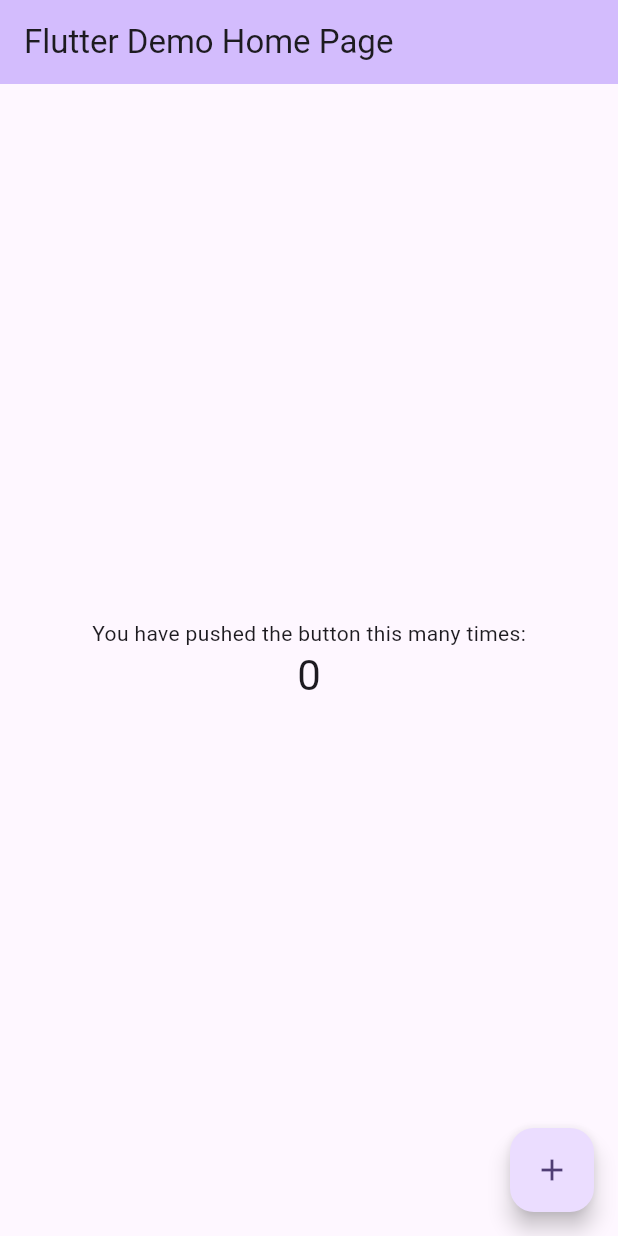
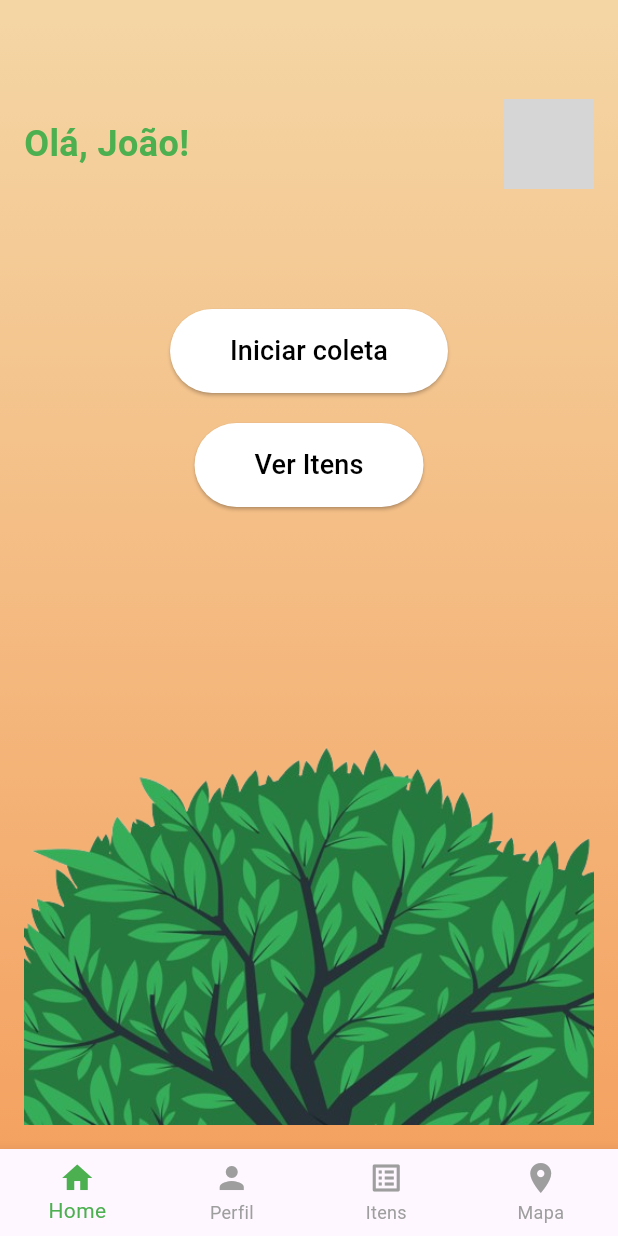
Before and after one commit to Epic-s-Projects/Recolhe.ai, a Flutter app: the screen it shows after launch, on a phone screen of 412 x 824 dp. Run offline on Flutter 3.47's test engine with Material 3 defaults, Android fonts, the phone set to English and light mode, and no system bars; our stand-ins replace cloud_firestore, firebase_auth, firebase_core, quickalert; accounts and stored records are empty; grey boxes are pictures that could not be loaded.

Commit message:
pagina inicial do administrador

```diff
--- /dev/null
+++ b/administrador/lib/home_adm_page.dart
@@ -0,0 +1,123 @@
+import 'package:flutter/material.dart';
+
+class HomeAdmPage extends StatelessWidget {
+  @override
+  Widget build(BuildContext context) {
+    return Scaffold(
+      bottomNavigationBar: BottomNavigationBar(
+        items: const [
+          BottomNavigationBarItem(
+            icon: Icon(Icons.home),
+            label: 'Home',
+          ),
+          BottomNavigationBarItem(
+            icon: Icon(Icons.person),
+            label: 'Perfil',
+          ),
+          BottomNavigationBarItem(
+            icon: Icon(Icons.list_alt),
+            label: 'Itens',
+          ),
+          BottomNavigationBarItem(
+            icon: Icon(Icons.location_on),
+            label: 'Mapa',
+          ),
+        ],
+        type: BottomNavigationBarType.fixed,
+        selectedItemColor: Colors.green,
+        unselectedItemColor: Colors.grey,
+      ),
+      body: Container(
+        decoration: const BoxDecoration(
+          gradient: LinearGradient(
+            colors: [Color(0xFFF4D6A5), Color(0xFFF4A261)],
+            begin: Alignment.topCenter,
+            end: Alignment.bottomCenter,
+          ),
+        ),
+        child: Padding(
+          padding: const EdgeInsets.all(16.0),
+          child: Column(
+            crossAxisAlignment: CrossAxisAlignment.start,
+            children: [
+              const SizedBox(height: 50),
+              Row(
+                mainAxisAlignment: MainAxisAlignment.spaceBetween,
+                children: [
+                  const Text(
+                    'Olá, João!',
+                    style: TextStyle(
+                      fontSize: 24,
+                      fontWeight: FontWeight.bold,
+                      color: Colors.green,
+                    ),
+                  ),
+                  CircleAvatar(
+                    radius: 30,
+                    backgroundImage: AssetImage('assets/avatar.png'), // Substitua pelo caminho do avatar
+                  ),
+                ],
+              ),
+              const SizedBox(height: 80),
+              Center(
+                child: Column(
+                  children: [
+                    ElevatedButton(
+                      onPressed: () {
+                        // Ação ao iniciar coleta
+                      },
+                      style: ElevatedButton.styleFrom(
+                        backgroundColor: Colors.white,
+                        foregroundColor: Colors.black,
+                        padding: const EdgeInsets.symmetric(
+                          horizontal: 40,
+                          vertical: 15,
+                        ),
+                        shape: RoundedRectangleBorder(
+                          borderRadius: BorderRadius.circular(30),
+                        ),
+                      ),
+                      child: const Text(
+                        'Iniciar coleta',
+                        style: TextStyle(fontSize: 18),
+                      ),
+                    ),
+                    const SizedBox(height: 20),
+                    ElevatedButton(
+                      onPressed: () {
+                        // Ação ao ver itens
+                      },
+                      style: ElevatedButton.styleFrom(
+                        backgroundColor: Colors.white,
+                        foregroundColor: Colors.black,
+                        padding: const EdgeInsets.symmetric(
+                          horizontal: 40,
+                          vertical: 15,
+                        ),
+                        shape: RoundedRectangleBorder(
+                          borderRadius: BorderRadius.circular(30),
+                        ),
+                      ),
+                      child: const Text(
+                        'Ver Itens',
+                        style: TextStyle(fontSize: 18),
+                      ),
+                    ),
+                  ],
+                ),
+              ),
+              const Spacer(),
+              Align(
+                alignment: Alignment.bottomCenter,
+                child: Image.asset(
+                  'assets/folhas.png', // Substitua pelo caminho da imagem da folhagem
+                  fit: BoxFit.cover,
+                ),
+              ),
+            ],
+          ),
+        ),
+      ),
+    );
+  }
+}
--- a/administrador/lib/main.dart
+++ b/administrador/lib/main.dart
@@ -1,125 +1,20 @@
 import 'package:flutter/material.dart';
+import 'home_adm_page.dart'; // Certifique-se de que o arquivo está na mesma pasta ou ajuste o caminho
 
 void main() {
-  runApp(const MyApp());
+  runApp(MyApp());
 }
 
 class MyApp extends StatelessWidget {
-  const MyApp({super.key});
-
-  // This widget is the root of your application.
   @override
   Widget build(BuildContext context) {
     return MaterialApp(
-      title: 'Flutter Demo',
+      debugShowCheckedModeBanner: false,
+      title: 'Home ADM',
       theme: ThemeData(
-        // This is the theme of your application.
-        //
-        // TRY THIS: Try running your application with "flutter run". You'll see
-        // the application has a purple toolbar. Then, without quitting the app,
-        // try changing the seedColor in the colorScheme below to Colors.green
-        // and then invoke "hot reload" (save your changes or press the "hot
-        // reload" button in a Flutter-supported IDE, or press "r" if you used
-        // the command line to start the app).
-        //
-        // Notice that the counter didn't reset back to zero; the application
-        // state is not lost during the reload. To reset the state, use hot
-        // restart instead.
-        //
-        // This works for code too, not just values: Most code changes can be
-        // tested with just a hot reload.
-        colorScheme: ColorScheme.fromSeed(seedColor: Colors.deepPurple),
-        useMaterial3: true,
+        primarySwatch: Colors.green,
       ),
-      home: const MyHomePage(title: 'Flutter Demo Home Page'),
+      home: HomeAdmPage(),
     );
   }
 }
-
-class MyHomePage extends StatefulWidget {
-  const MyHomePage({super.key, required this.title});
-
-  // This widget is the home page of your application. It is stateful, meaning
-  // that it has a State object (defined below) that contains fields that affect
-  // how it looks.
-
-  // This class is the configuration for the state. It holds the values (in this
-  // case the title) provided by the parent (in this case the App widget) and
-  // used by the build method of the State. Fields in a Widget subclass are
-  // always marked "final".
-
-  final String title;
-
-  @override
-  State<MyHomePage> createState() => _MyHomePageState();
-}
-
-class _MyHomePageState extends State<MyHomePage> {
-  int _counter = 0;
-
-  void _incrementCounter() {
-    setState(() {
-      // This call to setState tells the Flutter framework that something has
-      // changed in this State, which causes it to rerun the build method below
-      // so that the display can reflect the updated values. If we changed
-      // _counter without calling setState(), then the build method would not be
-      // called again, and so nothing would appear to happen.
-      _counter++;
-    });
-  }
-
-  @override
-  Widget build(BuildContext context) {
-    // This method is rerun every time setState is called, for instance as done
-    // by the _incrementCounter method above.
-    //
-    // The Flutter framework has been optimized to make rerunning build methods
-    // fast, so that you can just rebuild anything that needs updating rather
-    // than having to individually change instances of widgets.
-    return Scaffold(
-      appBar: AppBar(
-        // TRY THIS: Try changing the color here to a specific color (to
-        // Colors.amber, perhaps?) and trigger a hot reload to see the AppBar
-        // change color while the other colors stay the same.
-        backgroundColor: Theme.of(context).colorScheme.inversePrimary,
-        // Here we take the value from the MyHomePage object that was created by
-        // the App.build method, and use it to set our appbar title.
-        title: Text(widget.title),
-      ),
-      body: Center(
-        // Center is a layout widget. It takes a single child and positions it
-        // in the middle of the parent.
-        child: Column(
-          // Column is also a layout widget. It takes a list of children and
-          // arranges them vertically. By default, it sizes itself to fit its
-          // children horizontally, and tries to be as tall as its parent.
-          //
-          // Column has various properties to control how it sizes itself and
-          // how it positions its children. Here we use mainAxisAlignment to
-          // center the children vertically; the main axis here is the vertical
-          // axis because Columns are vertical (the cross axis would be
-          // horizontal).
-          //
-          // TRY THIS: Invoke "debug painting" (choose the "Toggle Debug Paint"
-          // action in the IDE, or press "p" in the console), to see the
-          // wireframe for each widget.
-          mainAxisAlignment: MainAxisAlignment.center,
-          children: <Widget>[
-            const Text(
-              'You have pushed the button this many times:',
-            ),
-            Text(
-              '$_counter',
-              style: Theme.of(context).textTheme.headlineMedium,
-            ),
-          ],
-        ),
-      ),
-      floatingActionButton: FloatingActionButton(
-        onPressed: _incrementCounter,
-        tooltip: 'Increment',
-        child: const Icon(Icons.add),
-      ), // This trailing comma makes auto-formatting nicer for build methods.
-    );
-  }
-}
--- a/administrador/pubspec.yaml
+++ b/administrador/pubspec.yaml
@@ -59,8 +59,8 @@ flutter:
   uses-material-design: true
 
   # To add assets to your application, add an assets section, like this:
-  # assets:
-  #   - images/a_dot_burr.jpeg
+  assets:
+    - assets/folhas.png
   #   - images/a_dot_ham.jpeg
 
   # An image asset can refer to one or more resolution-specific "variants", see
```
Also changed, not shown: administrador/assets/folhas.png (added).
